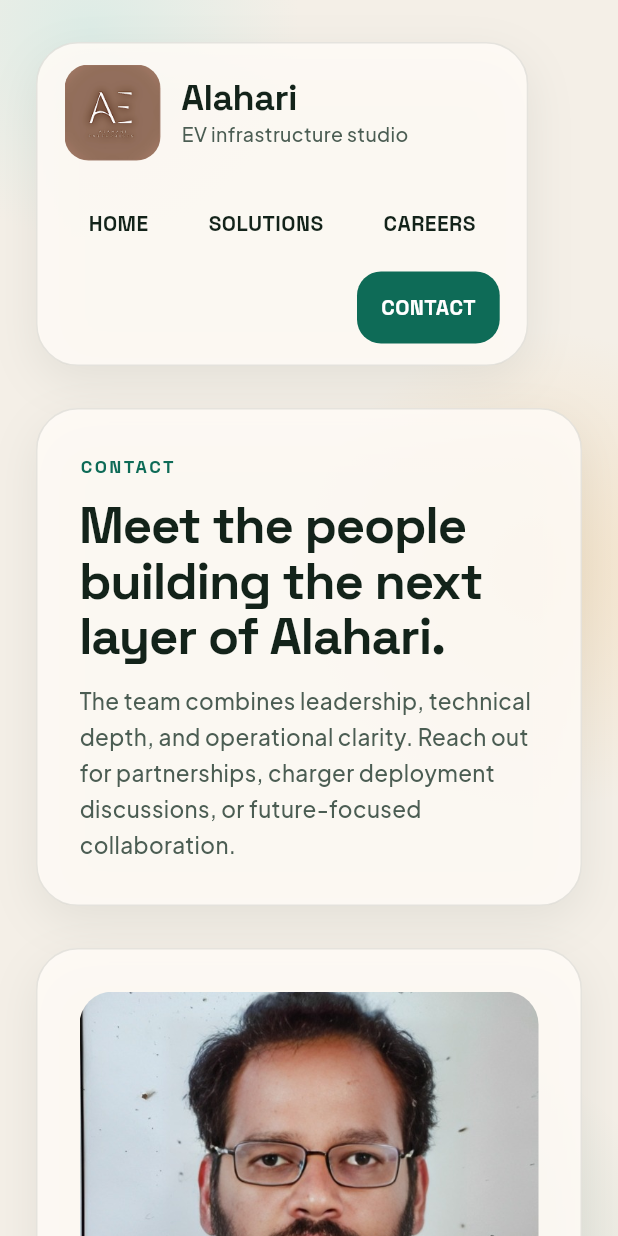
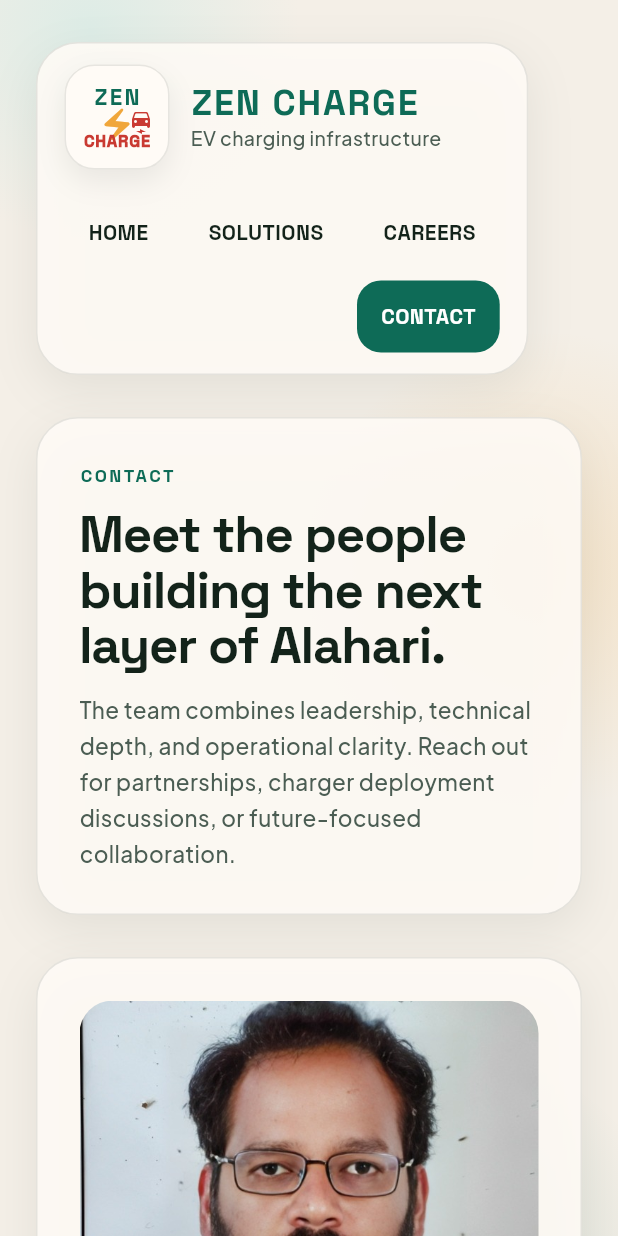
Before and after one commit to alahari/alahari_website, a Flutter app: the ContactPage screen opened by its route, on a phone screen of 412 x 824 dp. Run offline on Flutter 3.47's test engine with Material 3 defaults, Android fonts, the phone set to English and light mode, and no system bars; our stand-ins replace google_fonts, responsive_framework; missing offline and left inert: loading_gifs.

Commit message:
Update Zen Charge branding and bookmark metadata

```diff
--- a/lib/components/blog.dart
+++ b/lib/components/blog.dart
@@ -494,7 +494,8 @@ List<Widget> authorSection({String? imageUrl, String? name, String? bio}) {
           final avatar = imageUrl == null
               ? const SizedBox.shrink()
               : Container(
-                  margin: EdgeInsets.only(right: stacked ? 0 : 22, bottom: stacked ? 18 : 0),
+                  margin: EdgeInsets.only(
+                      right: stacked ? 0 : 22, bottom: stacked ? 18 : 0),
                   child: ClipRRect(
                     borderRadius: BorderRadius.circular(22),
                     child: Image.asset(
@@ -525,7 +526,8 @@ List<Widget> authorSection({String? imageUrl, String? name, String? bio}) {
                 Column(
                   crossAxisAlignment: CrossAxisAlignment.start,
                   children: [
-                    if (name != null) Text(name, style: headlineSecondaryTextStyle),
+                    if (name != null)
+                      Text(name, style: headlineSecondaryTextStyle),
                     if (name != null) const SizedBox(height: 10),
                     if (bio != null) Text(bio, style: bodyTextStyle),
                   ],
@@ -650,7 +652,8 @@ class Footer extends StatelessWidget {
             crossAxisAlignment:
                 stacked ? CrossAxisAlignment.start : CrossAxisAlignment.end,
             children: [
-              Text('Hyderabad, India', style: buttonTextStyle.copyWith(color: accent)),
+              Text('Hyderabad, India',
+                  style: buttonTextStyle.copyWith(color: accent)),
               const SizedBox(height: 8),
               Text(
                 'Built for the web, ready for the field.',
@@ -726,10 +729,12 @@ class ListItem extends StatelessWidget {
           return Row(
             crossAxisAlignment: CrossAxisAlignment.start,
             children: [
-              Expanded(flex: 6, child: Column(
-                crossAxisAlignment: CrossAxisAlignment.start,
-                children: _buildTextChildren(context),
-              )),
+              Expanded(
+                  flex: 6,
+                  child: Column(
+                    crossAxisAlignment: CrossAxisAlignment.start,
+                    children: _buildTextChildren(context),
+                  )),
               const SizedBox(width: 26),
               if (imageUrl != null) Expanded(flex: 5, child: image),
             ],
@@ -874,22 +879,20 @@ class MenuBar extends StatelessWidget {
             child: Row(
               mainAxisSize: MainAxisSize.min,
               children: [
-                ClipRRect(
-                  borderRadius: BorderRadius.circular(16),
-                  child: const Image(
-                    image: AssetImage('assets/images/ae.jpg'),
-                    width: 64,
-                    height: 64,
-                    fit: BoxFit.cover,
-                  ),
-                ),
+                const ZenChargeMark(),
                 const SizedBox(width: 14),
                 Column(
                   crossAxisAlignment: CrossAxisAlignment.start,
                   children: [
-                    Text('Alahari', style: headlineSecondaryTextStyle),
                     Text(
-                      'EV infrastructure studio',
+                      'ZEN CHARGE',
+                      style: headlineSecondaryTextStyle.copyWith(
+                        color: accent,
+                        letterSpacing: 1.2,
+                      ),
+                    ),
+                    Text(
+                      'EV charging infrastructure',
                       style: captionTextStyle,
                     ),
                   ],
@@ -929,6 +932,80 @@ class MenuBar extends StatelessWidget {
   }
 }
 
+class ZenChargeMark extends StatelessWidget {
+  const ZenChargeMark({Key? key}) : super(key: key);
+
+  @override
+  Widget build(BuildContext context) {
+    return Container(
+      width: 70,
+      height: 70,
+      decoration: BoxDecoration(
+        color: panelBackground,
+        borderRadius: BorderRadius.circular(20),
+        border: Border.all(color: borderColor),
+        boxShadow: const [
+          BoxShadow(
+            color: shadowColor,
+            blurRadius: 16,
+            offset: Offset(0, 8),
+          ),
+        ],
+      ),
+      child: Stack(
+        alignment: Alignment.center,
+        children: [
+          Positioned(
+            top: 9,
+            child: Text(
+              'ZEN',
+              style: GoogleFonts.spaceGrotesk(
+                textStyle: const TextStyle(
+                  color: accent,
+                  fontSize: 15,
+                  fontWeight: FontWeight.w800,
+                  letterSpacing: 1.5,
+                ),
+              ),
+            ),
+          ),
+          const Positioned(
+            top: 26,
+            child: Icon(
+              Icons.electric_bolt_rounded,
+              color: accentBright,
+              size: 25,
+            ),
+          ),
+          Positioned(
+            bottom: 9,
+            child: Text(
+              'CHARGE',
+              style: GoogleFonts.spaceGrotesk(
+                textStyle: const TextStyle(
+                  color: Color(0xFFC93A32),
+                  fontSize: 11,
+                  fontWeight: FontWeight.w900,
+                  letterSpacing: 0.5,
+                ),
+              ),
+            ),
+          ),
+          const Positioned(
+            right: 10,
+            top: 30,
+            child: Icon(
+              Icons.electric_car_rounded,
+              color: Color(0xFFC93A32),
+              size: 16,
+            ),
+          ),
+        ],
+      ),
+    );
+  }
+}
+
 class _MenuItem extends StatelessWidget {
   final String label;
   final VoidCallback onTap;
--- a/lib/main.dart
+++ b/lib/main.dart
@@ -15,6 +15,7 @@ class MyApp extends StatelessWidget {
   @override
   Widget build(BuildContext context) {
     return MaterialApp(
+      title: 'Zen Charge | EV Charging Infrastructure',
       theme: ThemeData(
         useMaterial3: true,
         scaffoldBackgroundColor: appBackground,
--- a/pubspec.yaml
+++ b/pubspec.yaml
@@ -1,5 +1,5 @@
 name: minimal
-description: A minimalistic Flutter website template for blogs and portfolios.
+description: Zen Charge EV charging infrastructure website for Alahari Enterprises.
 version: 1.3.0
 
 environment:
```
Also changed, not shown: assets/images/zen_charge_brand.jpeg (added), 10 other files.
